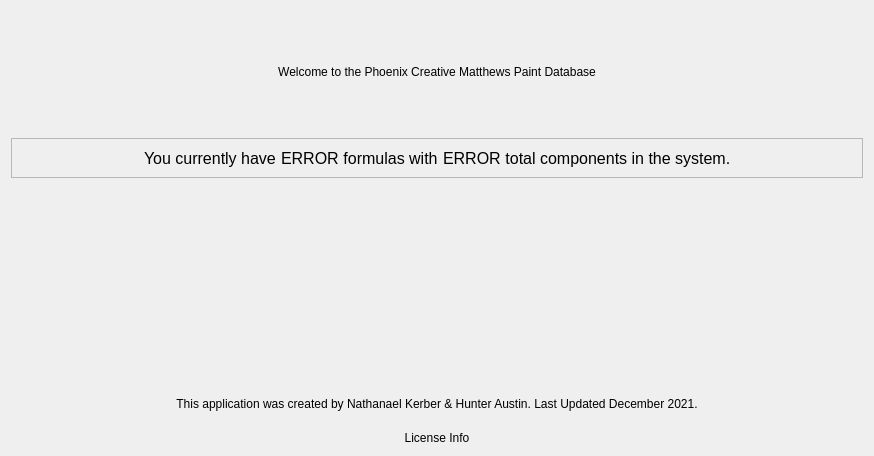
Before: the Qt Designer form src/HomeWidget.ui in nkerber/PhoenixCreative, drawn with Qt 5.
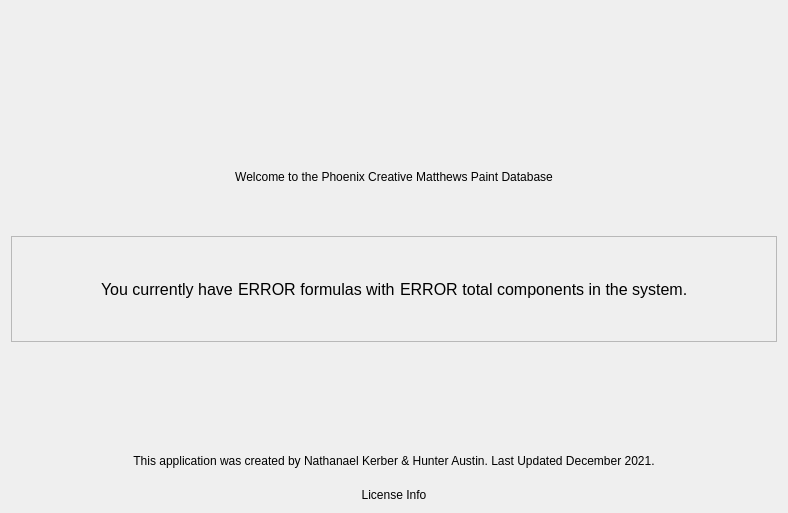
After: the same form once the commit is applied. Icons and pictures are not drawn.

Commit message: Added Logo to homepage

```diff
--- a/src/HomeWidget.ui
+++ b/src/HomeWidget.ui
@@ -6,38 +6,37 @@
    <rect>
     <x>0</x>
     <y>0</y>
-    <width>874</width>
-    <height>456</height>
+    <width>788</width>
+    <height>513</height>
    </rect>
   </property>
   <property name="windowTitle">
    <string>Form</string>
   </property>
-  <layout class="QGridLayout" name="gridLayout_2" rowstretch="4,0,0,5,1,1,0,0">
-   <item row="7" column="0">
-    <widget class="QLabel" name="label_3">
+  <layout class="QVBoxLayout" name="verticalLayout" stretch="1,1,1,1,0,0">
+   <item>
+    <widget class="QLabel" name="label_7">
+     <property name="sizePolicy">
+      <sizepolicy hsizetype="Preferred" vsizetype="Preferred">
+       <horstretch>0</horstretch>
+       <verstretch>0</verstretch>
+      </sizepolicy>
+     </property>
      <property name="text">
-      <string>License Info</string>
+      <string/>
+     </property>
+     <property name="pixmap">
+      <pixmap>PC_Logo.png</pixmap>
+     </property>
+     <property name="scaledContents">
+      <bool>false</bool>
      </property>
      <property name="alignment">
       <set>Qt::AlignCenter</set>
      </property>
     </widget>
    </item>
-   <item row="5" column="0">
-    <spacer name="verticalSpacer">
-     <property name="orientation">
-      <enum>Qt::Vertical</enum>
-     </property>
-     <property name="sizeHint" stdset="0">
-      <size>
-       <width>20</width>
-       <height>40</height>
-      </size>
-     </property>
-    </spacer>
-   </item>
-   <item row="0" column="0">
+   <item>
     <widget class="QLabel" name="label">
      <property name="styleSheet">
       <string notr="true">font: 20pt &quot;Segoe UI&quot;;</string>
@@ -56,18 +55,7 @@
      </property>
     </widget>
    </item>
-   <item row="6" column="0">
-    <widget class="QLabel" name="label_2">
-     <property name="text">
-      <string>This application was created by Nathanael Kerber &amp; Hunter Austin. Last Updated December 2021.
-</string>
-     </property>
-     <property name="alignment">
-      <set>Qt::AlignCenter</set>
-     </property>
-    </widget>
-   </item>
-   <item row="2" column="0">
+   <item>
     <widget class="QFrame" name="frame">
      <property name="frameShape">
       <enum>QFrame::StyledPanel</enum>
@@ -203,6 +191,40 @@
      </layout>
     </widget>
    </item>
+   <item>
+    <spacer name="verticalSpacer">
+     <property name="orientation">
+      <enum>Qt::Vertical</enum>
+     </property>
+     <property name="sizeHint" stdset="0">
+      <size>
+       <width>20</width>
+       <height>40</height>
+      </size>
+     </property>
+    </spacer>
+   </item>
+   <item>
+    <widget class="QLabel" name="label_2">
+     <property name="text">
+      <string>This application was created by Nathanael Kerber &amp; Hunter Austin. Last Updated December 2021.
+</string>
+     </property>
+     <property name="alignment">
+      <set>Qt::AlignCenter</set>
+     </property>
+    </widget>
+   </item>
+   <item>
+    <widget class="QLabel" name="label_3">
+     <property name="text">
+      <string>License Info</string>
+     </property>
+     <property name="alignment">
+      <set>Qt::AlignCenter</set>
+     </property>
+    </widget>
+   </item>
   </layout>
  </widget>
  <resources/>
```
Left out of the diff: 4 changed lines with no effect on the pictures. The commit also changes 1 other file.
